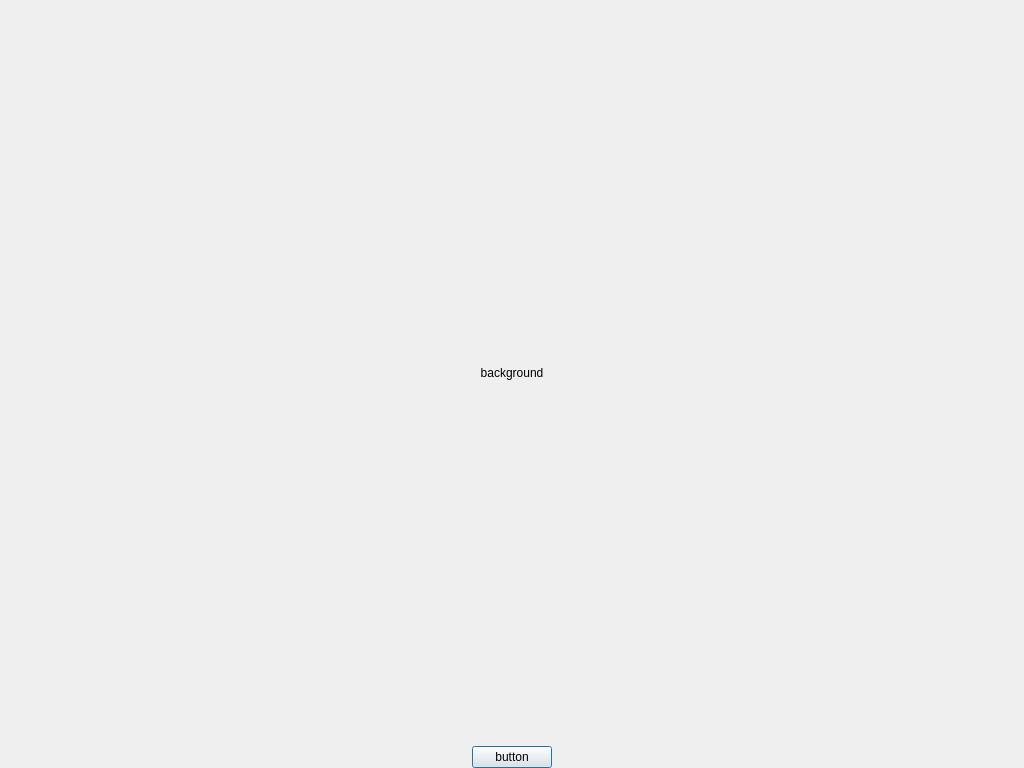
Old version of the form UI/StartScreen.ui in the repository Mend57/dungeon-crawler.
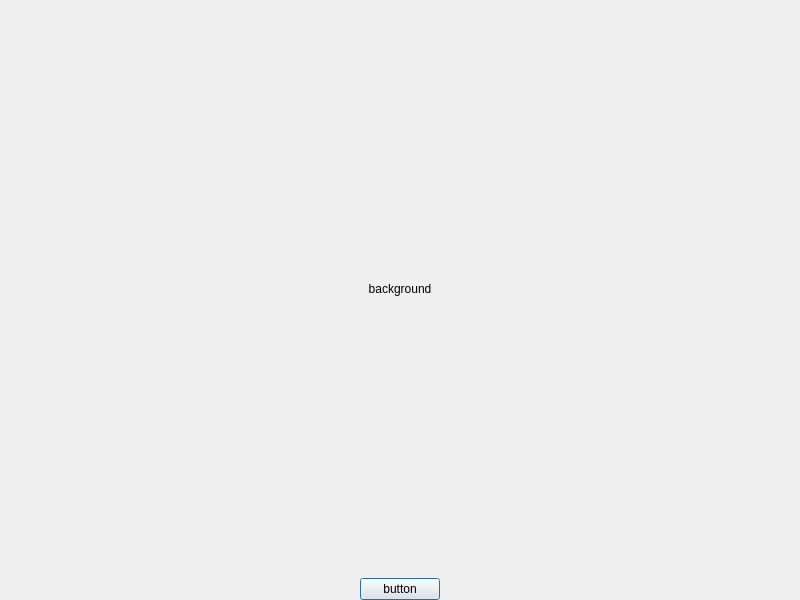
New version of the form.

```diff
--- a/UI/StartScreen.ui
+++ b/UI/StartScreen.ui
@@ -6,14 +6,14 @@
    <rect>
     <x>0</x>
     <y>0</y>
-    <width>1024</width>
-    <height>768</height>
+    <width>800</width>
+    <height>600</height>
    </rect>
   </property>
   <property name="minimumSize">
    <size>
-    <width>800</width>
-    <height>600</height>
+    <width>520</width>
+    <height>390</height>
    </size>
   </property>
   <property name="windowTitle">
```
